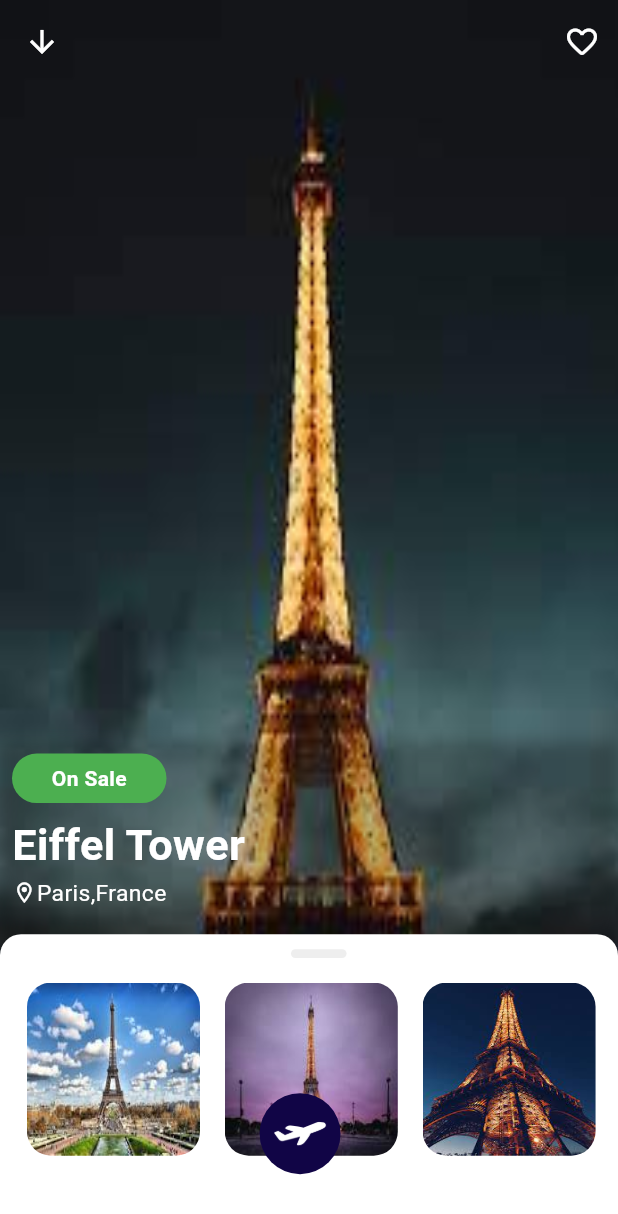
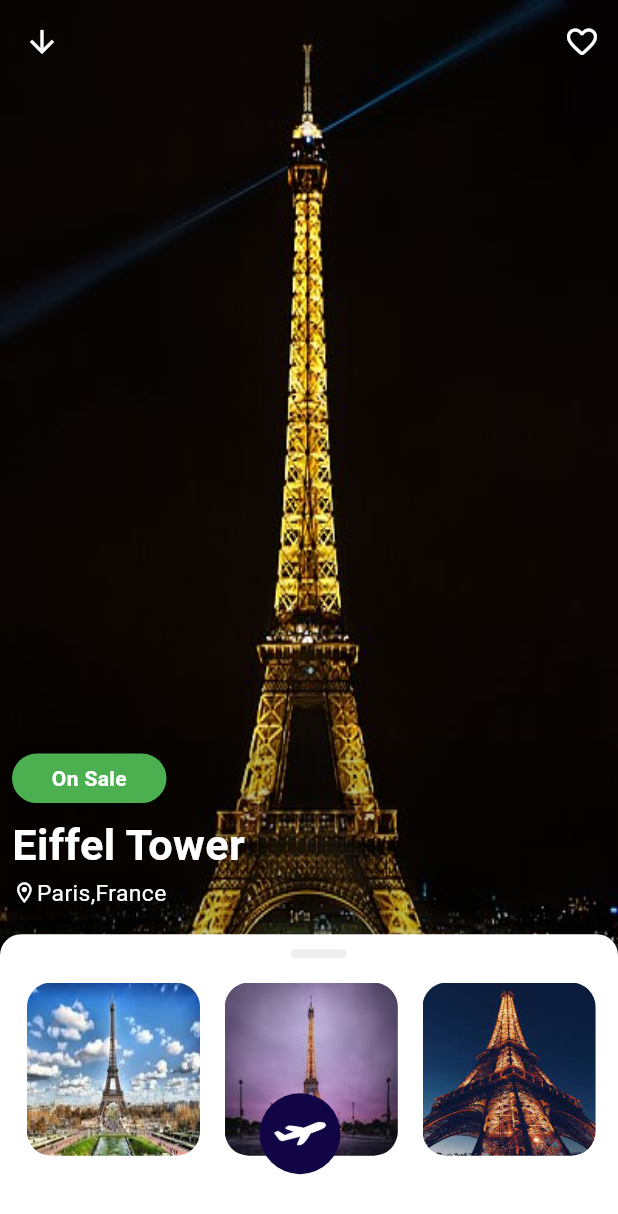
Before and after one commit to rameesul12/Travel_App, a Flutter app: the screen it shows after launch, on a phone screen of 412 x 824 dp. Shown: the top 1214 px of the screen. Run offline on Flutter 3.47's test engine with Material 2 defaults, Android fonts, the phone set to English and light mode, and no system bars; drawn by our look-alikes of sliding_up_panel; our stand-ins replace responsive_sizer.

```diff
--- a/lib/view/home_Screen/home_screen.dart
+++ b/lib/view/home_Screen/home_screen.dart
@@ -84,7 +84,7 @@ class HomeScreen extends StatelessWidget {
                     pageSnapping: false,
                     children: [
                       blurImage.isValue == false
-                          ? Image.asset('assets/images/eiffel tower.jpg',
+                          ? Image.asset('assets/images/Eiffel_Tower_at_Night.jpg',
                               fit: BoxFit.fill)
                           : Container(
                               height: Adaptive.h(50),
```
Also changed, not shown: assets/images/Eiffel_Tower_at_Night.jpg (added).
